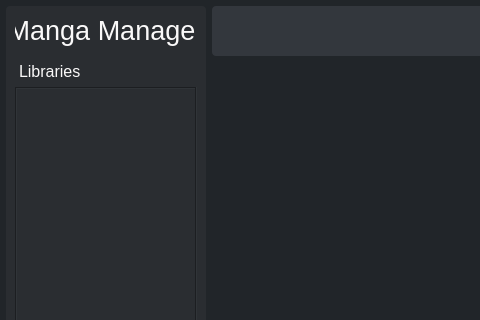
Before: the Qt Designer form mangecko/views/ui_files/main_layout.ui in jjsmall009/mangecko, drawn with Qt 5; both pictures show x 0 to 480 and y 0 to 320 of the 1200 by 800 pixel window.
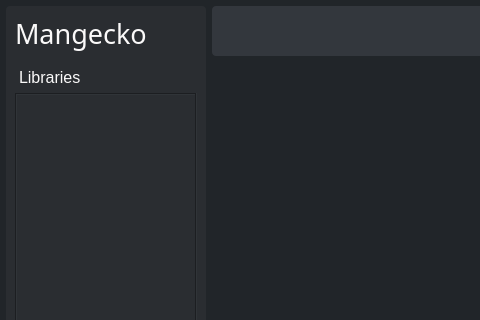
After: the same form once the commit is applied. Icons and pictures are not drawn.

```diff
--- a/mangecko/views/ui_files/main_layout.ui
+++ b/mangecko/views/ui_files/main_layout.ui
@@ -81,6 +81,7 @@
        <widget class="QLabel" name="logo_label">
         <property name="font">
          <font>
+          <family>Impact</family>
           <pointsize>20</pointsize>
          </font>
         </property>
@@ -88,10 +89,10 @@
          <string notr="true"/>
         </property>
         <property name="text">
-         <string>Manga Manager</string>
+         <string>Mangecko</string>
         </property>
         <property name="alignment">
-         <set>Qt::AlignCenter</set>
+         <set>Qt::AlignLeading|Qt::AlignLeft|Qt::AlignVCenter</set>
         </property>
        </widget>
       </item>
```
